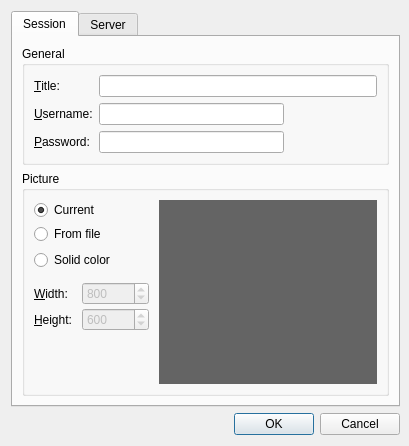
Before: the Qt Designer form src/client/ui/hostdialog.ui in drawpile/Drawpile, drawn with Qt 5.
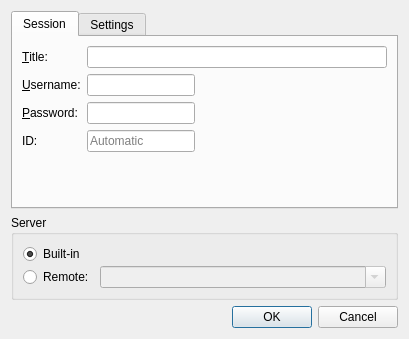
After: the same form once the commit is applied. Icons and pictures are not drawn. Custom widgets are drawn as their Qt base class.

Commit message:
Simplify Host dialog
Remove the image selection widget. Always use the current canvas instead.
Move server selection to its own group that is always visible.

What changed in the file:
```diff
--- a/src/client/ui/hostdialog.ui
+++ b/src/client/ui/hostdialog.ui
@@ -10,16 +10,13 @@
     <x>0</x>
     <y>0</y>
     <width>409</width>
-    <height>446</height>
+    <height>339</height>
    </rect>
   </property>
   <property name="windowTitle">
    <string>Host a Session</string>
   </property>
-  <layout class="QVBoxLayout">
-   <property name="rightMargin">
-    <number>9</number>
-   </property>
+  <layout class="QVBoxLayout" name="verticalLayout">
    <item>
     <widget class="QTabWidget" name="tabWidget">
      <property name="currentIndex">
@@ -29,16 +26,10 @@
       <attribute name="title">
        <string>Session</string>
       </attribute>
-      <layout class="QVBoxLayout" name="verticalLayout">
-       <item>
-        <widget class="QGroupBox" name="groupBox_2">
-         <property name="title">
-          <string>General</string>
-         </property>
-         <property name="flat">
-          <bool>true</bool>
-         </property>
-         <layout class="QFormLayout" name="formLayout">
+      <layout class="QFormLayout" name="formLayout_3">
+       <property name="fieldGrowthPolicy">
+        <enum>QFormLayout::ExpandingFieldsGrow</enum>
+       </property>
           <item row="0" column="0">
            <widget class="QLabel" name="label">
             <property name="text">
@@ -67,8 +58,6 @@
            </widget>
           </item>
           <item row="1" column="1">
-           <layout class="QHBoxLayout" name="horizontalLayout_3" stretch="2,1">
-            <item>
              <widget class="QLineEdit" name="username">
               <property name="sizePolicy">
                <sizepolicy hsizetype="Preferred" vsizetype="Fixed">
@@ -81,21 +70,6 @@
               </property>
              </widget>
             </item>
-            <item>
-             <spacer name="horizontalSpacer">
-              <property name="orientation">
-               <enum>Qt::Horizontal</enum>
-              </property>
-              <property name="sizeHint" stdset="0">
-               <size>
-                <width>40</width>
-                <height>20</height>
-               </size>
-              </property>
-             </spacer>
-            </item>
-           </layout>
-          </item>
           <item row="2" column="0">
            <widget class="QLabel" name="label_3">
             <property name="text">
@@ -107,8 +81,6 @@
            </widget>
           </item>
           <item row="2" column="1">
-           <layout class="QHBoxLayout" name="horizontalLayout_2" stretch="2,1">
-            <item>
              <widget class="QLineEdit" name="sessionpassword">
               <property name="sizePolicy">
                <sizepolicy hsizetype="Preferred" vsizetype="Fixed">
@@ -119,420 +91,41 @@
               <property name="toolTip">
                <string>Optional. If left blank, no password will be needed to join this session.</string>
               </property>
-             </widget>
-            </item>
-            <item>
-             <spacer name="horizontalSpacer_2">
-              <property name="orientation">
-               <enum>Qt::Horizontal</enum>
-              </property>
-              <property name="sizeHint" stdset="0">
-               <size>
-                <width>40</width>
-                <height>20</height>
-               </size>
-              </property>
-             </spacer>
-            </item>
-           </layout>
-          </item>
-         </layout>
+         <property name="echoMode">
+          <enum>QLineEdit::PasswordEchoOnEdit</enum>
+         </property>
         </widget>
        </item>
-       <item>
-        <widget class="QGroupBox" name="groupBox">
-         <property name="title">
-          <string>Picture</string>
-         </property>
-         <property name="flat">
-          <bool>true</bool>
-         </property>
-         <layout class="QHBoxLayout" name="horizontalLayout" stretch="0,1">
-          <property name="spacing">
-           <number>10</number>
-          </property>
-          <item>
-           <layout class="QVBoxLayout" name="verticalLayout_4">
-            <item>
-             <layout class="QGridLayout" name="gridLayout">
-              <property name="verticalSpacing">
-               <number>3</number>
-              </property>
-              <item row="0" column="0">
-               <widget class="QRadioButton" name="existingpicture">
-                <property name="text">
-                 <string>Current</string>
-                </property>
-                <property name="checked">
-                 <bool>true</bool>
-                </property>
-               </widget>
-              </item>
-              <item row="1" column="0">
-               <widget class="QRadioButton" name="otherpicture">
-                <property name="text">
-                 <string>From file</string>
-                </property>
-               </widget>
-              </item>
-              <item row="1" column="1">
-               <widget class="QToolButton" name="selectPicture">
-                <property name="icon">
-                 <iconset theme="document-open">
-                  <normaloff>icons:document-open.png</normaloff>icons:document-open.png</iconset>
-                </property>
-                <property name="autoRaise">
-                 <bool>true</bool>
-                </property>
-               </widget>
-              </item>
-              <item row="2" column="0">
-               <widget class="QRadioButton" name="solidcolor">
-                <property name="text">
-                 <string>Solid color</string>
-                </property>
-               </widget>
-              </item>
-              <item row="2" column="1">
-               <widget class="ColorButton" name="colorButton">
-                <property name="autoRaise">
-                 <bool>true</bool>
-                </property>
-                <property name="color" stdset="0">
-                 <color>
-                  <red>255</red>
-                  <green>255</green>
-                  <blue>255</blue>
-                 </color>
-                </property>
-               </widget>
-              </item>
-             </layout>
-            </item>
-            <item>
-             <layout class="QFormLayout" name="formLayout_6">
-              <property name="fieldGrowthPolicy">
-               <enum>QFormLayout::AllNonFixedFieldsGrow</enum>
-              </property>
-              <property name="verticalSpacing">
-               <number>3</number>
-              </property>
-              <item row="1" column="0">
-               <widget class="QLabel" name="label_4">
-                <property name="text">
-                 <string>&amp;Width:</string>
-                </property>
-                <property name="buddy">
-                 <cstring>picturewidth</cstring>
-                </property>
-               </widget>
-              </item>
-              <item row="1" column="1">
-               <widget class="QSpinBox" name="picturewidth">
-                <property name="enabled">
-                 <bool>false</bool>
-                </property>
-                <property name="sizePolicy">
-                 <sizepolicy hsizetype="Preferred" vsizetype="Fixed">
-                  <horstretch>0</horstretch>
-                  <verstretch>0</verstretch>
-                 </sizepolicy>
-                </property>
-                <property name="minimum">
-                 <number>1</number>
-                </property>
-                <property name="maximum">
-                 <number>32767</number>
-                </property>
-                <property name="value">
-                 <number>800</number>
-                </property>
-               </widget>
-              </item>
-              <item row="2" column="0">
-               <widget class="QLabel" name="label_5">
-                <property name="text">
-                 <string>&amp;Height:</string>
-                </property>
-                <property name="buddy">
-                 <cstring>pictureheight</cstring>
-                </property>
-               </widget>
-              </item>
-              <item row="2" column="1">
-               <widget class="QSpinBox" name="pictureheight">
-                <property name="enabled">
-                 <bool>false</bool>
-                </property>
-                <property name="sizePolicy">
-                 <sizepolicy hsizetype="Preferred" vsizetype="Fixed">
-                  <horstretch>0</horstretch>
-                  <verstretch>0</verstretch>
-                 </sizepolicy>
-                </property>
-                <property name="minimum">
-                 <number>1</number>
-                </property>
-                <property name="maximum">
-                 <number>32767</number>
-                </property>
-                <property name="value">
-                 <number>600</number>
-                </property>
-               </widget>
-              </item>
-             </layout>
-            </item>
-            <item>
-             <spacer name="verticalSpacer_2">
-              <property name="orientation">
-               <enum>Qt::Vertical</enum>
-              </property>
-              <property name="sizeHint" stdset="0">
-               <size>
-                <width>20</width>
-                <height>18</height>
-               </size>
-              </property>
-             </spacer>
-            </item>
-           </layout>
-          </item>
-          <item>
-           <widget class="ImageSelector" name="imageSelector">
-            <property name="sizePolicy">
-             <sizepolicy hsizetype="Preferred" vsizetype="Preferred">
-              <horstretch>0</horstretch>
-              <verstretch>0</verstretch>
-             </sizepolicy>
-            </property>
-            <property name="minimumSize">
-             <size>
-              <width>152</width>
-              <height>16</height>
-             </size>
-            </property>
-            <property name="palette">
-             <palette>
-              <active>
-               <colorrole role="WindowText">
-                <brush brushstyle="SolidPattern">
-                 <color alpha="255">
-                  <red>100</red>
-                  <green>100</green>
-                  <blue>100</blue>
-                 </color>
-                </brush>
-               </colorrole>
-               <colorrole role="Base">
-                <brush brushstyle="SolidPattern">
-                 <color alpha="255">
-                  <red>255</red>
-                  <green>255</green>
-                  <blue>255</blue>
-                 </color>
-                </brush>
-               </colorrole>
-               <colorrole role="Window">
-                <brush brushstyle="SolidPattern">
-                 <color alpha="255">
-                  <red>100</red>
-                  <green>100</green>
-                  <blue>100</blue>
-                 </color>
-                </brush>
-               </colorrole>
-              </active>
-              <inactive>
-               <colorrole role="WindowText">
-                <brush brushstyle="SolidPattern">
-                 <color alpha="255">
-                  <red>100</red>
-                  <green>100</green>
-                  <blue>100</blue>
-                 </color>
-                </brush>
-               </colorrole>
-               <colorrole role="Base">
-                <brush brushstyle="SolidPattern">
-                 <color alpha="255">
-                  <red>255</red>
-                  <green>255</green>
-                  <blue>255</blue>
-                 </color>
-                </brush>
-               </colorrole>
-               <colorrole role="Window">
-                <brush brushstyle="SolidPattern">
-                 <color alpha="255">
-                  <red>100</red>
-                  <green>100</green>
-                  <blue>100</blue>
-                 </color>
-                </brush>
-               </colorrole>
-              </inactive>
-              <disabled>
-               <colorrole role="WindowText">
-                <brush brushstyle="SolidPattern">
-                 <color alpha="255">
-                  <red>128</red>
-                  <green>128</green>
-                  <blue>128</blue>
-                 </color>
-                </brush>
-               </colorrole>
-               <colorrole role="Base">
-                <brush brushstyle="SolidPattern">
-                 <color alpha="255">
-                  <red>100</red>
-                  <green>100</green>
-                  <blue>100</blue>
-                 </color>
-                </brush>
-               </colorrole>
-               <colorrole role="Window">
-                <brush brushstyle="SolidPattern">
-                 <color alpha="255">
-                  <red>100</red>
-                  <green>100</green>
-                  <blue>100</blue>
-                 </color>
-                </brush>
-               </colorrole>
-              </disabled>
-             </palette>
-            </property>
-            <property name="autoFillBackground">
-             <bool>true</bool>
-            </property>
-            <property name="frameShape">
-             <enum>QFrame::Box</enum>
-            </property>
-           </widget>
-          </item>
-         </layout>
-        </widget>
-       </item>
-      </layout>
-     </widget>
-     <widget class="QWidget" name="tab_2">
-      <attribute name="title">
-       <string>Server</string>
-      </attribute>
-      <layout class="QVBoxLayout" name="verticalLayout_2">
-       <item>
-        <widget class="QGroupBox" name="groupBox_3">
-         <property name="title">
-          <string>Server</string>
-         </property>
-         <property name="flat">
-          <bool>true</bool>
-         </property>
-         <layout class="QFormLayout" name="formLayout_3">
-          <property name="fieldGrowthPolicy">
-           <enum>QFormLayout::AllNonFixedFieldsGrow</enum>
-          </property>
-          <item row="0" column="0">
-           <widget class="QRadioButton" name="uselocal">
-            <property name="minimumSize">
-             <size>
-              <width>178</width>
-              <height>0</height>
-             </size>
-            </property>
-            <property name="text">
-             <string>Use built-in server</string>
-            </property>
-            <property name="checked">
-             <bool>true</bool>
-            </property>
-           </widget>
-          </item>
-          <item row="1" column="0">
-           <widget class="QRadioButton" name="useremote">
-            <property name="text">
-             <string>Host on a remote server:</string>
-            </property>
-           </widget>
-          </item>
-          <item row="1" column="1">
-           <widget class="QComboBox" name="remotehost">
-            <property name="enabled">
-             <bool>false</bool>
-            </property>
-            <property name="editable">
-             <bool>true</bool>
-            </property>
-            <property name="maxCount">
-             <number>10</number>
-            </property>
-            <property name="insertPolicy">
-             <enum>QComboBox::InsertAtTop</enum>
-            </property>
-           </widget>
-          </item>
-         </layout>
-        </widget>
-       </item>
-       <item>
-        <widget class="QGroupBox" name="groupBox_5">
-         <property name="title">
-          <string>Session Options</string>
-         </property>
-         <property name="flat">
-          <bool>true</bool>
-         </property>
-         <layout class="QFormLayout" name="formLayout_2">
-          <property name="fieldGrowthPolicy">
-           <enum>QFormLayout::AllNonFixedFieldsGrow</enum>
-          </property>
-          <item row="0" column="0">
+       <item row="3" column="0">
            <widget class="QLabel" name="label_6">
             <property name="text">
-             <string>Vanity ID:</string>
+          <string>ID:</string>
             </property>
            </widget>
           </item>
-          <item row="0" column="1">
+       <item row="3" column="1">
            <widget class="QLineEdit" name="vanityId">
+         <property name="sizePolicy">
+          <sizepolicy hsizetype="Preferred" vsizetype="Fixed">
+           <horstretch>0</horstretch>
+           <verstretch>0</verstretch>
+          </sizepolicy>
+         </property>
             <property name="toolTip">
              <string>The ID to use in a session URL. Leave blank to let the server generate an ID</string>
             </property>
-           </widget>
-          </item>
-          <item row="2" column="0" colspan="2">
-           <widget class="QCheckBox" name="preservechat">
-            <property name="text">
-             <string>Preserve chat</string>
-            </property>
-           </widget>
-          </item>
-          <item row="1" column="0" colspan="2">
-           <widget class="QCheckBox" name="persistentSession">
-            <property name="enabled">
-             <bool>false</bool>
-            </property>
-            <property name="toolTip">
-             <string>A persistent session can be joined even after all users have left</string>
-            </property>
-            <property name="text">
-             <string>Persistent session</string>
+         <property name="placeholderText">
+          <string>Automatic</string>
             </property>
            </widget>
           </item>
          </layout>
         </widget>
-       </item>
-       <item>
-        <widget class="QGroupBox" name="groupBox_4">
-         <property name="title">
-          <string>Users</string>
-         </property>
-         <property name="flat">
-          <bool>true</bool>
-         </property>
-         <layout class="QFormLayout" name="formLayout_4">
+     <widget class="QWidget" name="tab_2">
+      <attribute name="title">
+       <string>Settings</string>
+      </attribute>
+      <layout class="QFormLayout" name="formLayout_2">
           <property name="fieldGrowthPolicy">
            <enum>QFormLayout::AllNonFixedFieldsGrow</enum>
           </property>
@@ -608,24 +201,82 @@
             </property>
            </widget>
           </item>
-         </layout>
+       <item row="5" column="1">
+        <widget class="QCheckBox" name="persistentSession">
+         <property name="toolTip">
+          <string>A persistent session can be joined even after all users have left</string>
+         </property>
+         <property name="text">
+          <string>Persistent session</string>
+         </property>
+        </widget>
+       </item>
+       <item row="6" column="1">
+        <widget class="QCheckBox" name="preservechat">
+         <property name="text">
+          <string>Preserve chat</string>
+         </property>
+        </widget>
+       </item>
+      </layout>
+     </widget>
         </widget>
        </item>
        <item>
-        <spacer>
-         <property name="orientation">
-          <enum>Qt::Vertical</enum>
-         </property>
-         <property name="sizeHint" stdset="0">
+    <widget class="QGroupBox" name="groupBox">
+     <property name="title">
+      <string>Server</string>
+     </property>
+     <layout class="QGridLayout" name="gridLayout">
+      <property name="verticalSpacing">
+       <number>2</number>
+      </property>
+      <item row="0" column="0">
+       <widget class="QRadioButton" name="uselocal">
+        <property name="text">
+         <string>Built-in</string>
+        </property>
+        <property name="checked">
+         <bool>true</bool>
+        </property>
+       </widget>
+      </item>
+      <item row="1" column="0">
+       <widget class="QRadioButton" name="useremote">
+        <property name="text">
+         <string>Remote:</string>
+        </property>
+       </widget>
+      </item>
+      <item row="1" column="1">
+       <widget class="QComboBox" name="remotehost">
+        <property name="enabled">
+         <bool>false</bool>
+        </property>
+        <property name="sizePolicy">
+         <sizepolicy hsizetype="Expanding" vsizetype="Fixed">
+          <horstretch>0</horstretch>
+          <verstretch>0</verstretch>
+         </sizepolicy>
+        </property>
+        <property name="minimumSize">
           <size>
-           <width>20</width>
+          <width>128</width>
            <height>0</height>
           </size>
          </property>
-        </spacer>
-       </item>
-      </layout>
-     </widget>
+        <property name="editable">
+         <bool>true</bool>
+        </property>
+        <property name="maxCount">
+         <number>10</number>
+        </property>
+        <property name="insertPolicy">
+         <enum>QComboBox::InsertAtTop</enum>
+        </property>
+       </widget>
+      </item>
+     </layout>
     </widget>
    </item>
    <item>
@@ -640,19 +291,6 @@
    </item>
   </layout>
  </widget>
- <customwidgets>
-  <customwidget>
-   <class>ColorButton</class>
-   <extends>QToolButton</extends>
-   <header>widgets/colorbutton.h</header>
-  </customwidget>
-  <customwidget>
-   <class>ImageSelector</class>
-   <extends>QFrame</extends>
-   <header>widgets/imageselector.h</header>
-   <container>1</container>
-  </customwidget>
- </customwidgets>
  <tabstops>
   <tabstop>tabWidget</tabstop>
   <tabstop>sessiontitle</tabstop>
```
Left out of the diff: 265 changed lines with no effect on the pictures. Lines whose indentation alone changed are shown as unchanged. The commit also changes 8 other files.
